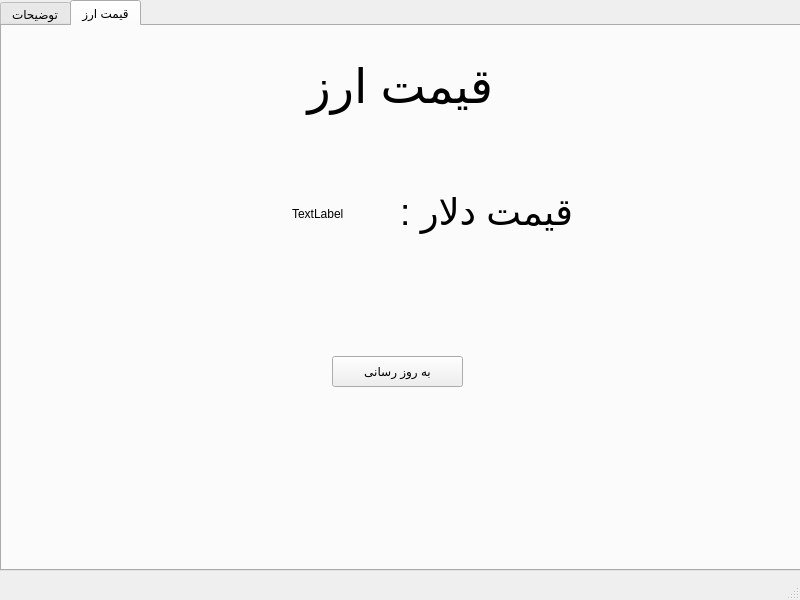
This is dastyarito.ui in mr-tafreshi/dastyarito as Qt 5 draws it before an edit. The edited form follows.
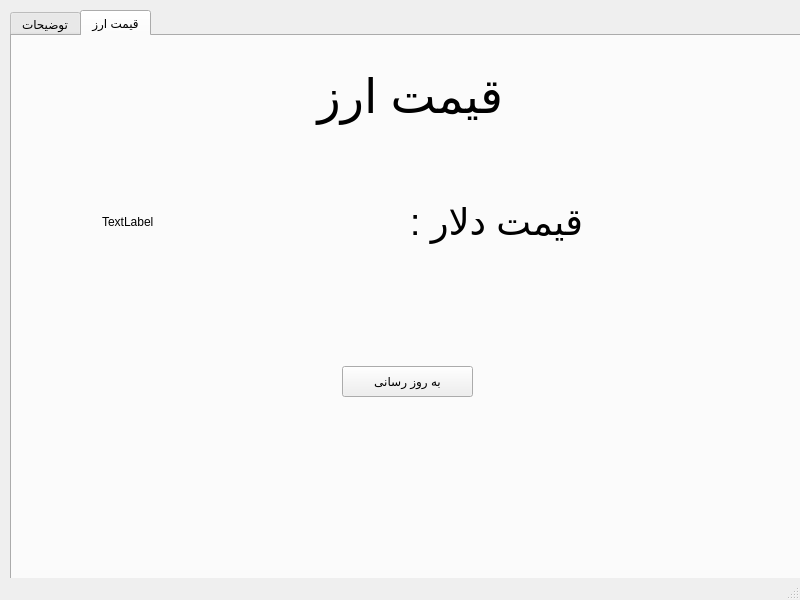
This is the edited form. The open tabs and pages were chosen to show the change.

Commit message: ui editing and add dastyarito.py .py file is have very bug and for testing

```diff
--- a/dastyarito.ui
+++ b/dastyarito.ui
@@ -17,8 +17,8 @@
    <widget class="QTabWidget" name="tabWidget">
     <property name="geometry">
      <rect>
-      <x>0</x>
-      <y>0</y>
+      <x>10</x>
+      <y>10</y>
       <width>801</width>
       <height>571</height>
      </rect>
@@ -150,10 +150,10 @@
      <widget class="QLabel" name="label_4">
       <property name="geometry">
        <rect>
-        <x>290</x>
-        <y>180</y>
-        <width>57</width>
-        <height>15</height>
+        <x>90</x>
+        <y>170</y>
+        <width>281</width>
+        <height>31</height>
        </rect>
       </property>
       <property name="text">
```
Left out of the diff: 25 changed lines with no effect on the pictures. The commit also changes 1 other file.
